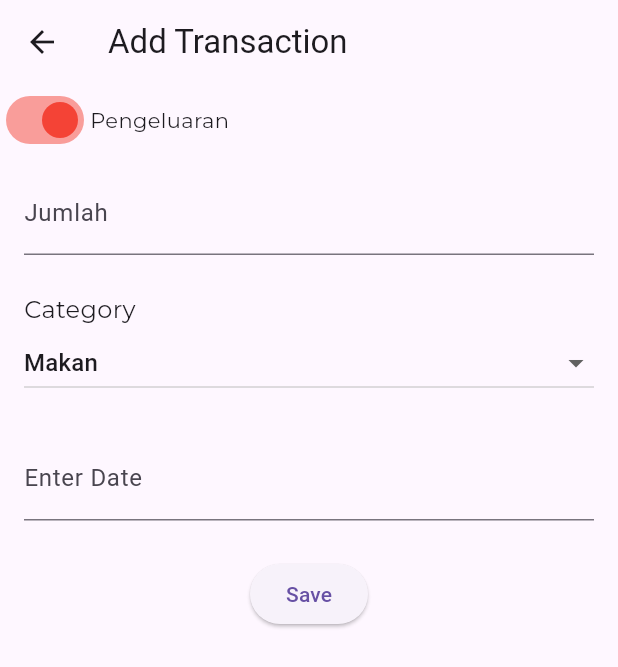
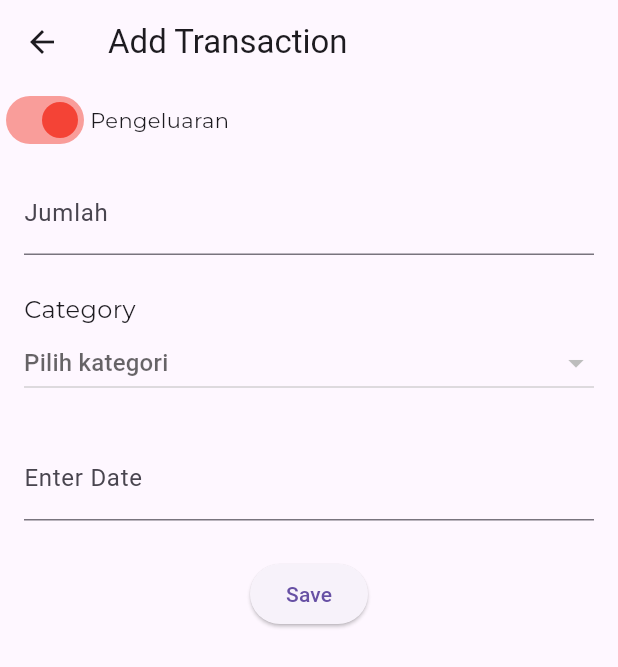
Before and after one commit to yudi6268/catatan_keuangan, a Flutter app: the screen it shows after launch, after a tap on the "add" icon, on a phone screen of 412 x 824 dp. Shown: the top 667 px of the screen. Run offline on Flutter 3.47's test engine with Material 3 defaults, Android fonts, the phone set to English and light mode, and no system bars; our stand-ins replace google_fonts, supabase_flutter; missing offline and left inert: calendar_appbar; accounts and stored records are empty.

Commit message:
transaksi

```diff
--- a/lib/models/category.dart
+++ b/lib/models/category.dart
@@ -4,7 +4,6 @@ class Category {
   final int type;
   final DateTime createdAt;
   final DateTime updatedAt;
-  final DateTime? deletedAt;
 
   Category({
     required this.id,
@@ -12,7 +11,6 @@ class Category {
     required this.type,
     required this.createdAt,
     required this.updatedAt,
-    this.deletedAt,
   });
 
   factory Category.fromMap(Map<String, dynamic> map) {
@@ -22,7 +20,6 @@ class Category {
       type: map['type'],
       createdAt: DateTime.parse(map['created_at']),
       updatedAt: DateTime.parse(map['updated_at']),
-      deletedAt: map['deleted_at'] != null ? DateTime.tryParse(map['deleted_at']) : null,
     );
   }
 
@@ -33,7 +30,6 @@ class Category {
       'type': type,
       'created_at': createdAt.toIso8601String(),
       'updated_at': updatedAt.toIso8601String(),
-      'deleted_at': deletedAt?.toIso8601String(),
     };
   }
 }
--- a/lib/models/transaction.dart
+++ b/lib/models/transaction.dart
@@ -1,79 +1,22 @@
-import 'package:uuid/uuid.dart';
-
 class Transaction {
-  String id;
-  String name;
-  String categoryId;
-  String transactionCode;
-  double amount;
-  DateTime createdAt;
-  DateTime updatedAt;
-  DateTime? deletedAt;
+  final int id;
+  final String name;
+  final double amount;
+  final int type;
 
   Transaction({
-    String? id,
+    required this.id,
     required this.name,
-    required this.categoryId,
-    required this.transactionCode,
     required this.amount,
-    DateTime? createdAt,
-    DateTime? updatedAt,
-    this.deletedAt,
-  })  : id = id ?? const Uuid().v4(),
-        createdAt = createdAt ?? DateTime.now(),
-        updatedAt = updatedAt ?? DateTime.now();
+    required this.type,
+  });
 
-  // Create from Map (e.g., from database)
   factory Transaction.fromMap(Map<String, dynamic> map) {
     return Transaction(
-      id: map['id'],
-      name: map['name'],
-      categoryId: map['categoryId'],
-      transactionCode: map['transactionCode'],
-      amount: map['amount'] is int ? (map['amount'] as int).toDouble() : map['amount'],
-      createdAt: DateTime.parse(map['createdAt']),
-      updatedAt: DateTime.parse(map['updatedAt']),
-      deletedAt: map['deletedAt'] != null ? DateTime.tryParse(map['deletedAt']) : null,
+      id: map['id'] is int ? map['id'] : int.parse(map['id'].toString()),
+      name: map['name'] ?? '',
+      amount: map['amount'] is int ? (map['amount'] as int).toDouble() : (map['amount'] ?? 0.0),
+      type: map['type'] is int ? map['type'] : int.parse(map['type'].toString()),
     );
   }
-
-  // Convert to Map (e.g., for database)
-  Map<String, dynamic> toMap() {
-    return {
-      'id': id,
-      'name': name,
-      'categoryId': categoryId,
-      'transactionCode': transactionCode,
-      'amount': amount,
-      'createdAt': createdAt.toIso8601String(),
-      'updatedAt': updatedAt.toIso8601String(),
-      'deletedAt': deletedAt?.toIso8601String(),
-    };
-  }
-
-  // Update transaction
-  void update({
-    String? name,
-    String? categoryId,
-    String? transactionCode,
-    double? amount,
-  }) {
-    if (name != null) this.name = name;
-    if (categoryId != null) this.categoryId = categoryId;
-    if (transactionCode != null) this.transactionCode = transactionCode;
-    if (amount != null) this.amount = amount;
-    updatedAt = DateTime.now();
-  }
-
-  // Soft delete
-  void delete() {
-    deletedAt = DateTime.now();
-    updatedAt = DateTime.now();
-  }
-
-  // Restore
-  void restore() {
-    deletedAt = null;
-    updatedAt = DateTime.now();
-  }
 }
--- a/lib/pages/home_page.dart
+++ b/lib/pages/home_page.dart
@@ -1,6 +1,7 @@
 import 'package:flutter/material.dart';
 import 'package:google_fonts/google_fonts.dart';
-
+import '../models/transaction_service.dart';
+import '../models/transaction.dart';
 
 class HomePage extends StatefulWidget {
   const HomePage({super.key});
@@ -10,6 +11,33 @@ class HomePage extends StatefulWidget {
 }
 
 class _HomePageState extends State<HomePage> {
+  List<Transaction> transactions = [];
+  bool isLoading = true;
+
+  final transactionService = TransactionService();
+
+  @override
+  void initState() {
+    super.initState();
+    fetchTransactions();
+  }
+
+  Future<void> fetchTransactions() async {
+    setState(() {
+      isLoading = true;
+    });
+    final data = await transactionService.fetchAll(); // <-- Ganti di sini
+    setState(() {
+      transactions = data;
+      isLoading = false;
+    });
+  }
+
+  Future<void> deleteTransaction(int id) async {
+    await transactionService.delete(id);
+    fetchTransactions();
+  }
+
   @override
   Widget build(BuildContext context) {
     return SingleChildScrollView(
@@ -17,6 +45,7 @@ class _HomePageState extends State<HomePage> {
         child: Column(
           crossAxisAlignment: CrossAxisAlignment.start,
           children: [
+            // Header (Income & Expense)
             Padding(
               padding: const EdgeInsets.all(16),
               child: Container(
@@ -37,7 +66,7 @@ class _HomePageState extends State<HomePage> {
                           decoration: BoxDecoration(
                             color: Colors.white,
                             borderRadius: BorderRadius.circular(8),
-                          ), // Tambahkan padding
+                          ),
                           child: const Icon(Icons.download, color: Colors.green),
                         ),
                         const SizedBox(width: 15),
@@ -53,7 +82,7 @@ class _HomePageState extends State<HomePage> {
                             ),
                             const SizedBox(height: 10),
                             Text(
-                              "Rp3.500.000",
+                              "Rp${transactions.where((t) => t.type == 1).fold(0.0, (a, b) => a + b.amount).toStringAsFixed(0)}",
                               style: GoogleFonts.montserrat(
                                 color: Colors.white,
                                 fontSize: 14,
@@ -68,11 +97,10 @@ class _HomePageState extends State<HomePage> {
                       children: [
                         Container(
                           padding: const EdgeInsets.all(8),
-
                           decoration: BoxDecoration(
                             color: Colors.white,
                             borderRadius: BorderRadius.circular(8),
-                          ), // Tambahkan padding
+                          ),
                           child: const Icon(Icons.upload, color: Colors.red),
                         ),
                         const SizedBox(width: 15),
@@ -88,7 +116,7 @@ class _HomePageState extends State<HomePage> {
                             ),
                             const SizedBox(height: 10),
                             Text(
-                              "Rp1.500.000",
+                              "Rp${transactions.where((t) => t.type == 2).fold(0.0, (a, b) => a + b.amount).toStringAsFixed(0)}",
                               style: GoogleFonts.montserrat(
                                 color: Colors.white,
                                 fontSize: 14,
@@ -104,7 +132,8 @@ class _HomePageState extends State<HomePage> {
             ),
             Padding(
               padding: const EdgeInsets.all(16),
-              child: Text("Transaction",
+              child: Text(
+                "Transaction",
                 style: GoogleFonts.montserrat(
                   color: Colors.black,
                   fontSize: 14,
@@ -112,53 +141,57 @@ class _HomePageState extends State<HomePage> {
                 ),
               ),
             ),
-          Padding(
-            padding: const EdgeInsets.all(15),
+            isLoading
+                ? const Center(child: CircularProgressIndicator())
+                : transactions.isEmpty
+                    ? const Center(child: Text("Belum ada transaksi"))
+                    : ListView.builder(
+                        shrinkWrap: true,
+                        physics: const NeverScrollableScrollPhysics(),
+                        itemCount: transactions.length,
+                        itemBuilder: (context, index) {
+                          final trx = transactions[index];
+                          return Padding(
+                            padding: const EdgeInsets.symmetric(horizontal: 15, vertical: 4),
                             child: Card(
                               elevation: 10,
                               child: ListTile(
                                 trailing: Row(
                                   mainAxisSize: MainAxisSize.min,
-                  children: [Icon(Icons.delete),
-                  SizedBox(width: 10,),
-                  Icon(Icons.edit)],
+                                  children: [
+                                    IconButton(
+                                      icon: const Icon(Icons.delete),
+                                      onPressed: () async {
+                                        await deleteTransaction(trx.id);
+                                      },
                                     ),
-                title: Text("Rp25.000"),
-                subtitle: Text("Makan Siang"),
+                                    const SizedBox(width: 10),
+                                    IconButton(
+                                      icon: const Icon(Icons.edit),
+                                      onPressed: () {
+                                        // TODO: Navigasi ke halaman edit transaksi
+                                      },
+                                    ),
+                                  ],
+                                ),
+                                title: Text("Rp${trx.amount.toStringAsFixed(0)}"),
+                                subtitle: Text(trx.name),
                                 leading: Container(
                                   padding: const EdgeInsets.all(8),
-
                                   decoration: BoxDecoration(
                                     color: Colors.white,
-                                borderRadius: BorderRadius.circular(8)), // Tambahkan padding
-                              child: const Icon(Icons.upload, color: Colors.red),)
+                                    borderRadius: BorderRadius.circular(8),
+                                  ),
+                                  child: Icon(
+                                    trx.type == 2 ? Icons.upload : Icons.download,
+                                    color: trx.type == 2 ? Colors.red : Colors.green,
                                   ),
                                 ),
                               ),
-          Padding(
-            padding: const EdgeInsets.all(15),
-            child: Card(
-              elevation: 10,
-              child: ListTile(
-                trailing: Row(
-                  mainAxisSize: MainAxisSize.min,
-                  children: [Icon(Icons.delete),
-                  SizedBox(width: 10,),
-                  Icon(Icons.edit)],
                             ),
-                title: Text("Rp2.500.000"),
-                subtitle: Text("Gaji Bulanan"),
-                leading: Container(
-                              padding: const EdgeInsets.symmetric(horizontal: 15),
-
-                              decoration: BoxDecoration(
-                                color: Colors.white,
-                                borderRadius: BorderRadius.circular(8)), // Tambahkan padding
-                              child: const Icon(Icons.download, color: Colors.green),)
+                          );
+                        },
                       ),
-            ),
-          ),
-
           ],
         ),
       ),
--- a/lib/pages/transaction_page.dart
+++ b/lib/pages/transaction_page.dart
@@ -1,7 +1,8 @@
 import 'package:flutter/material.dart';
 import 'package:google_fonts/google_fonts.dart';
 import 'package:intl/intl.dart';
-
+import '../models/category_service.dart';
+import '../models/category.dart';
 
 class TransactionPage extends StatefulWidget {
   const TransactionPage({super.key});
@@ -11,10 +12,29 @@ class TransactionPage extends StatefulWidget {
 }
 
 class _TransactionPageState extends State<TransactionPage> {
-  bool isExpanded = true;
-  List<String> list = ["Makan", "Transport", "Hiburan", "Belanja"];
-  late String dropDownvalue = list.first;
+  bool isExpense = true;
+  List<Category> categories = [];
+  Category? selectedCategory;
   TextEditingController dateController = TextEditingController();
+  final categoryService = CategoryService();
+
+  @override
+  void initState() {
+    super.initState();
+    fetchCategories();
+  }
+
+  Future<void> fetchCategories() async {
+    final data = await categoryService.getAllCategory(isExpense ? 2 : 1);
+    setState(() {
+      categories = data;
+      if (categories.isNotEmpty) {
+        selectedCategory = categories.first;
+      } else {
+        selectedCategory = null;
+      }
+    });
+  }
 
   @override
   Widget build(BuildContext context) {
@@ -29,17 +49,18 @@ class _TransactionPageState extends State<TransactionPage> {
               Row(
                 children: [
                   Switch(
-                    value: isExpanded,
+                    value: isExpense,
                     onChanged: (bool value) {
                       setState(() {
-                        isExpanded = value;
+                        isExpense = value;
                       });
+                      fetchCategories();
                     },
                     inactiveTrackColor: Colors.green[200],
                     inactiveThumbColor: Colors.green,
                     activeColor: Colors.red,
                   ),
-                  isExpanded
+                  isExpense
                       ? Text("Pengeluaran",
                           style: GoogleFonts.montserrat(fontSize: 14))
                       : Text(
@@ -71,19 +92,20 @@ class _TransactionPageState extends State<TransactionPage> {
               // Dropdown for Categories
               Padding(
                 padding: const EdgeInsets.symmetric(horizontal: 16),
-                child: DropdownButton<String>(
-                  value: dropDownvalue,
+                child: DropdownButton<Category>(
+                  value: selectedCategory,
                   icon: const Icon(Icons.arrow_drop_down),
                   isExpanded: true,
-                  items: list.map<DropdownMenuItem<String>>((String value) {
-                    return DropdownMenuItem<String>(
-                      value: value,
-                      child: Text(value),
+                  hint: const Text("Pilih kategori"),
+                  items: categories.map((cat) {
+                    return DropdownMenuItem<Category>(
+                      value: cat,
+                      child: Text(cat.name),
                     );
                   }).toList(),
-                  onChanged: (String? newValue) {
+                  onChanged: (Category? newValue) {
                     setState(() {
-                      dropDownvalue = newValue!;
+                      selectedCategory = newValue;
                     });
                   },
                 ),
@@ -96,20 +118,28 @@ class _TransactionPageState extends State<TransactionPage> {
                   controller: dateController,
                   decoration: InputDecoration(labelText: "Enter Date"),
                   onTap: () async {
-                  DateTime? pickedDate = await showDatePicker(context: context,
+                    DateTime? pickedDate = await showDatePicker(
+                        context: context,
                         initialDate: DateTime.now(),
-                  firstDate: DateTime(2022), lastDate: DateTime(2099));
+                        firstDate: DateTime(2022),
+                        lastDate: DateTime(2099));
                     if (pickedDate != null) {
-                    String formattedDate = DateFormat('dd-MM-y').format(pickedDate);
+                      String formattedDate =
+                          DateFormat('dd-MM-y').format(pickedDate);
                       setState(() {
                         dateController.text = formattedDate;
                       });
                     }
-                }
+                  },
                 ),
               ),
               SizedBox(height: 25),
-              Center(child: ElevatedButton(onPressed: () {}, child: Text("Save"))),
+              Center(
+                  child: ElevatedButton(
+                      onPressed: () {
+                        // TODO: Save transaction
+                      },
+                      child: Text("Save"))),
             ],
           ),
         ),
```
Also changed, not shown: lib/models/transaction_service.dart (+4 -7 lines). Lines whose indentation alone changed are shown as unchanged.
